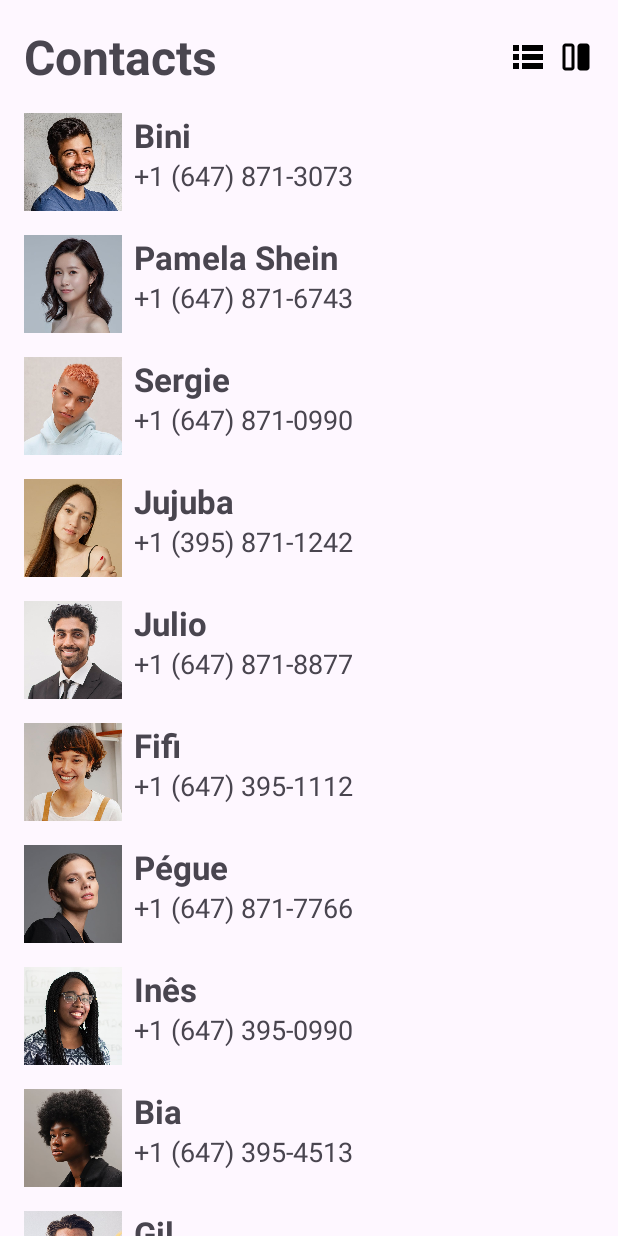
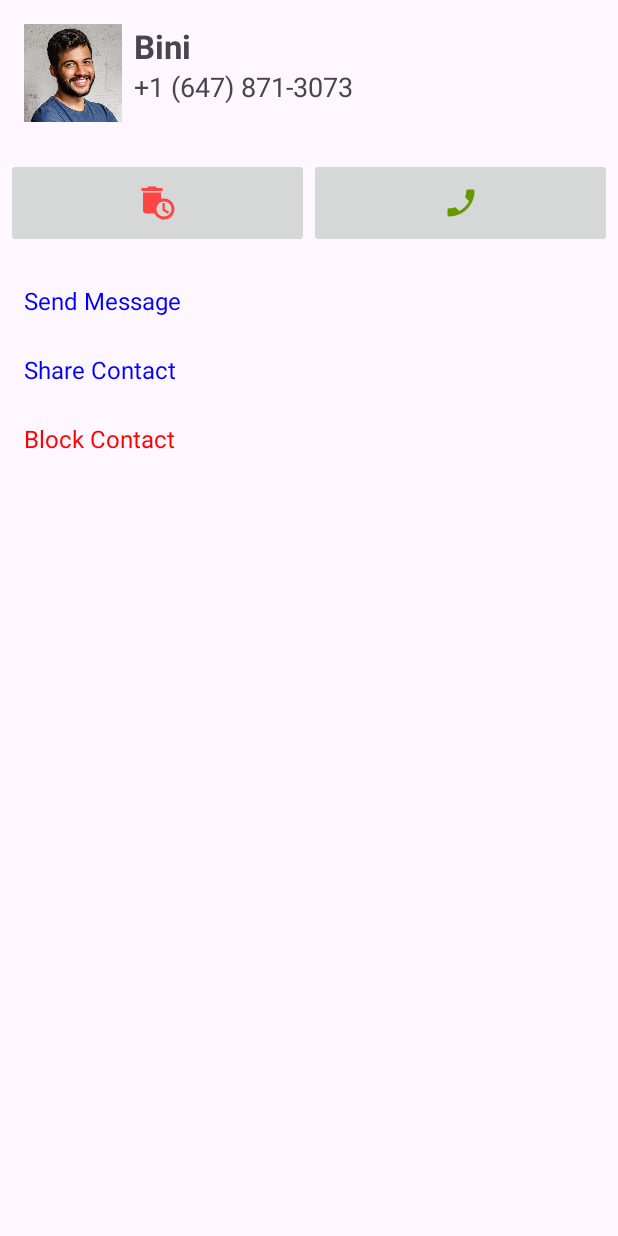
Before and after one commit to Ale557333/RecyclerView, an Android app: the screen it shows after launch (MainActivity before the commit, ContactDetailActivity after it), after a tap on "Bini", on a phone screen of 412 x 824 dp. Run offline under Robolectric (Android 15) with nearby library versions, the phone set to English and light mode, and no system bars.

Commit message:
ActivityContactDetail and share contact send intent

```diff
--- a/app/src/main/java/com/devspace/recyclerview/ContactDetailActivity.kt
+++ b/app/src/main/java/com/devspace/recyclerview/ContactDetailActivity.kt
@@ -1,6 +1,9 @@
 package com.devspace.recyclerview
 
+import android.content.Intent
 import android.os.Bundle
+import android.widget.ImageView
+import android.widget.TextView
 import androidx.activity.enableEdgeToEdge
 import androidx.appcompat.app.AppCompatActivity
 import androidx.core.view.ViewCompat
@@ -16,5 +19,28 @@ class ContactDetailActivity : AppCompatActivity() {
             v.setPadding(systemBars.left, systemBars.top, systemBars.right, systemBars.bottom)
             insets
         }
+        val tvName = findViewById<TextView>(R.id.tv_name)
+        val tvPhone = findViewById<TextView>(R.id.tv_phone)
+        val image = findViewById<ImageView>(R.id.image)
+        val tvShare = findViewById<TextView>(R.id.tv_share_contact)
+
+        val name = intent.getStringExtra("name")
+        val phone = intent.getStringExtra("phone")
+        val icon = intent.getIntExtra("icon", R.drawable.sample1)
+
+        tvName.text = name
+        tvPhone.text = phone
+        image.setImageResource(icon)
+
+        tvShare.setOnClickListener {
+            val sendIntent: Intent = Intent().apply {
+                action = Intent.ACTION_SEND
+                putExtra(Intent.EXTRA_TEXT, "$name, $phone")
+                type = "text/plain"
+            }
+
+            val shareIntent = Intent.createChooser(sendIntent, null)
+            startActivity(shareIntent)
+        }
     }
 }
--- a/app/src/main/java/com/devspace/recyclerview/MainActivity.kt
+++ b/app/src/main/java/com/devspace/recyclerview/MainActivity.kt
@@ -1,6 +1,7 @@
 package com.devspace.recyclerview
 
 import android.annotation.SuppressLint
+import android.content.Intent
 import android.os.Bundle
 import android.util.Log
 import android.widget.ImageView
@@ -42,7 +43,11 @@ class MainActivity : AppCompatActivity() {
         }
 
         adapter.setClickOnListener { contact ->
-            Log.d("alex", contact.toString())
+            val intent = Intent(this, ContactDetailActivity::class.java)
+            intent.putExtra("name", contact.name)
+            intent.putExtra("phone", contact.phone)
+            intent.putExtra("icon", contact.icon)
+            startActivity(intent)
         }
     }
 }
```
